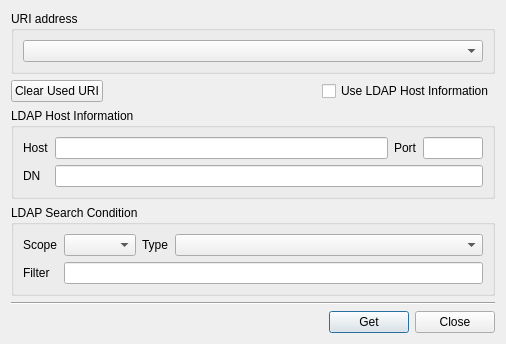
jykim74/BerEditor, file BerEditor/get_uri_dlg.ui: the form before one commit.
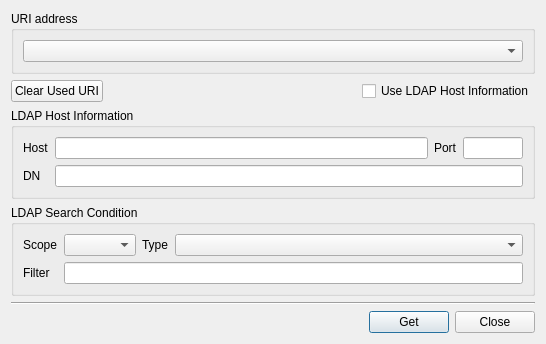
The form after the commit.

Diff of the .ui file:
```diff
--- a/BerEditor/get_uri_dlg.ui
+++ b/BerEditor/get_uri_dlg.ui
@@ -6,7 +6,7 @@
    <rect>
     <x>0</x>
     <y>0</y>
-    <width>506</width>
+    <width>538</width>
     <height>339</height>
    </rect>
   </property>
@@ -81,6 +81,12 @@
      <layout class="QGridLayout" name="gridLayout_3">
       <item row="0" column="0">
        <widget class="QComboBox" name="mURICombo">
+        <property name="minimumSize">
+         <size>
+          <width>500</width>
+          <height>0</height>
+         </size>
+        </property>
         <property name="maximumSize">
          <size>
           <width>600</width>
```
